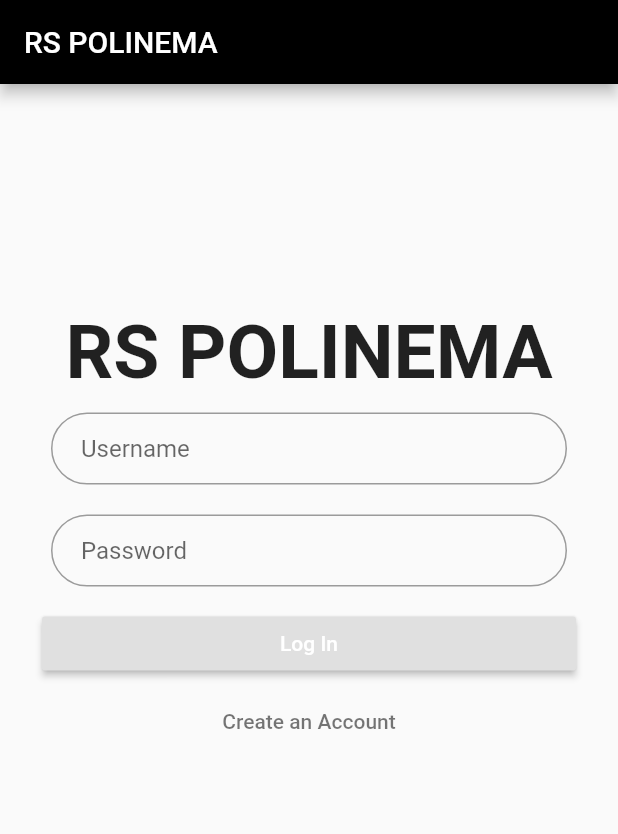
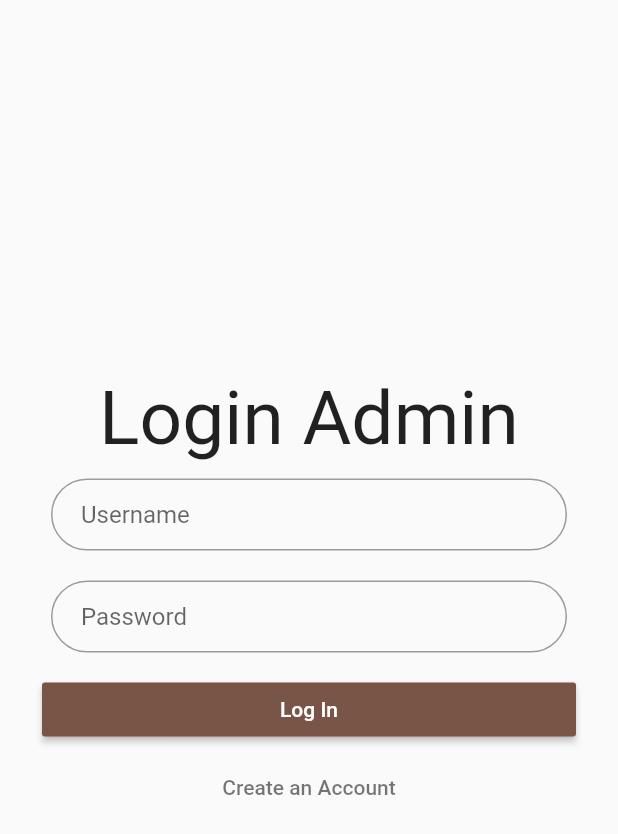
Before and after one commit to gioliyan/UTS_MemberCafe, a Flutter app: the screen it shows after launch, after a tap on "Log In", on a phone screen of 412 x 824 dp. Shown: the top 834 px of the screen. Run offline on Flutter 3.47's test engine with Material 2 defaults, Android fonts, the phone set to English and light mode, and no system bars; our stand-ins replace sqflite; accounts and stored records are empty.

Commit message:
update UI

```diff
--- a/lib/LoginPage.dart
+++ b/lib/LoginPage.dart
@@ -3,8 +3,6 @@ import 'sqlite/dbhelper.dart';
 import 'package:flutter/material.dart';
 import 'home.dart';
 import 'LoginResponse.dart';
-import 'sqlite/item.dart';
-import 'main.dart';
 import 'entrycard.dart';
 
 class LoginPage extends StatefulWidget {
@@ -49,14 +47,6 @@ class _LoginPageState extends State<LoginPage> implements LoginCallBack {
   @override
   Widget build(BuildContext context) {
     return Scaffold(
-      appBar: AppBar(
-        title: Text(
-          "RS POLINEMA",
-          style: TextStyle(color: Colors.white),
-        ),
-        backgroundColor: Colors.black,
-        key: scaffoldKey,
-      ),
       body: Form(
         key: formKey,
         child: ListView(
@@ -64,9 +54,9 @@ class _LoginPageState extends State<LoginPage> implements LoginCallBack {
           padding: EdgeInsets.only(left: 24.0, right: 24.0, top: 150),
           children: <Widget>[
             Container(
+              margin: EdgeInsets.only(top: 100),
               alignment: Alignment.center,
-              child: Text("RS POLINEMA",
-                  style: TextStyle(fontWeight: FontWeight.bold, fontSize: 50)),
+              child: Text("Login Admin", style: TextStyle(fontSize: 50)),
             ),
             Container(
               margin: EdgeInsets.all(10),
@@ -101,6 +91,7 @@ class _LoginPageState extends State<LoginPage> implements LoginCallBack {
               child: Material(
                 shadowColor: Colors.lightBlueAccent.shade100,
                 child: RaisedButton(
+                  color: Colors.brown,
                   onPressed: _submit,
                   child: Text(
                     'Log In',
@@ -138,6 +129,9 @@ class _LoginPageState extends State<LoginPage> implements LoginCallBack {
 
   @override
   void onLoginError(String error) {
+    AlertDialog(
+      content: new Text("Username atau Password Salah"),
+    );
     _showSnackBar(error);
     setState(() {
       _isLoading = false;
@@ -149,7 +143,9 @@ class _LoginPageState extends State<LoginPage> implements LoginCallBack {
     if (login != null) {
       Navigator.push(context, MaterialPageRoute(builder: (context) => Home()));
     } else {
-      _showSnackBar("Username anda salah");
+      AlertDialog(
+        content: new Text("Username atau Password Salah"),
+      );
       setState(() {
         _isLoading = false;
       });
```
Also changed, not shown: lib/home.dart (+4 -17 lines).
